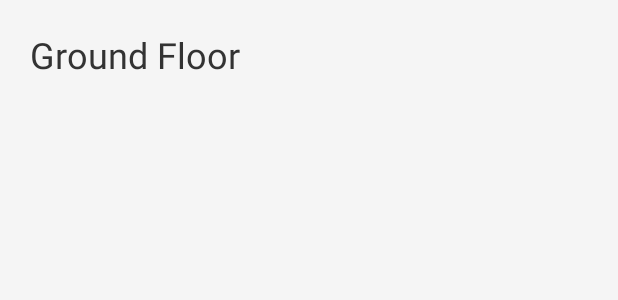
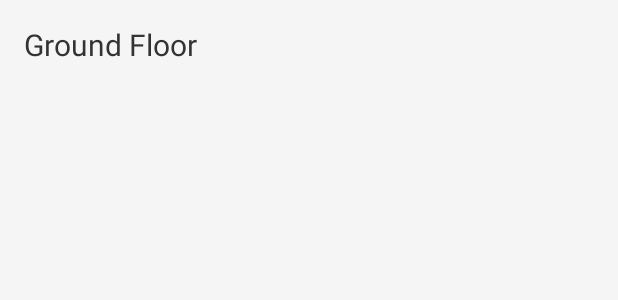
Before and after one commit to CSTscholars/CityTechMaps, an Android app: the layout floor_list_item.xml on its own in the app's theme, with its tools: preview values and no code run, on a phone screen of 412 x 824 dp. Shown: the top 300 px of the screen. Run offline under Robolectric (Android 15) with nearby library versions, the phone set to English and light mode, and no system bars.

Commit message:
Changed FloorListItem text size

```diff
--- a/app/src/main/res/layout/floor_list_item.xml
+++ b/app/src/main/res/layout/floor_list_item.xml
@@ -8,8 +8,8 @@
         android:id="@+id/tvFloorNumber"
         android:layout_width="wrap_content"
         android:layout_height="wrap_content"
-        android:layout_margin="20dp"
+        android:layout_margin="16dp"
         android:text="@string/example_floor"
-        android:textSize="24sp"/>
+        android:textSize="20sp"/>
 
 </LinearLayout>
```
Also changed, not shown: gradle/wrapper/gradle-wrapper.properties, 1 other file.
